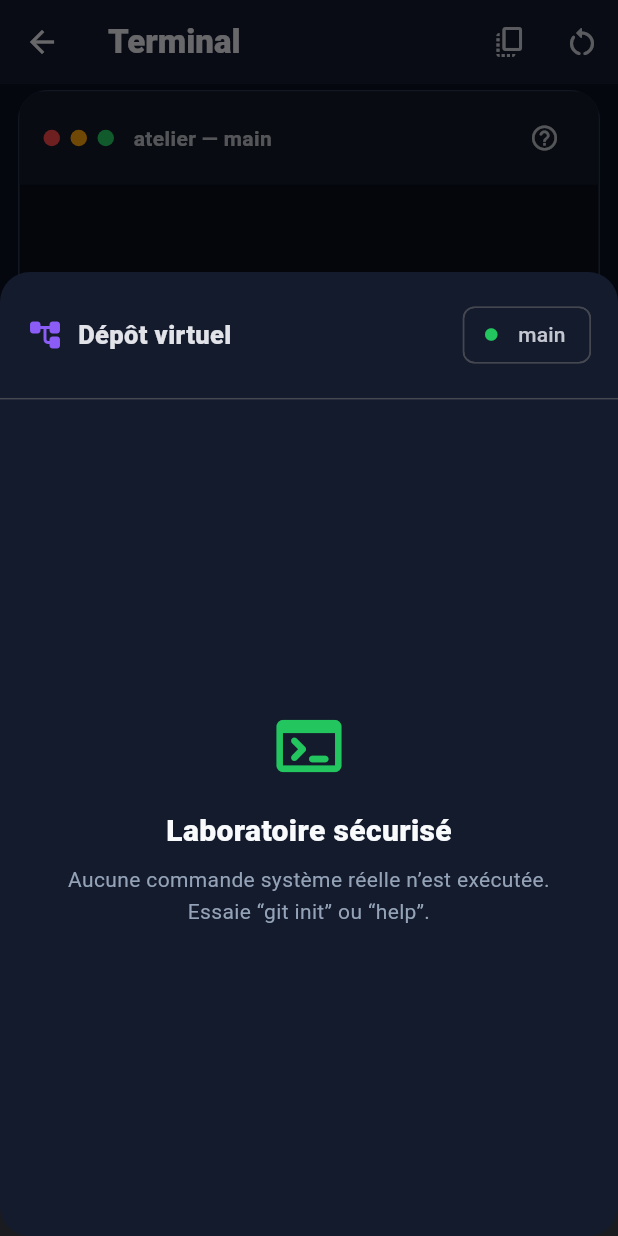
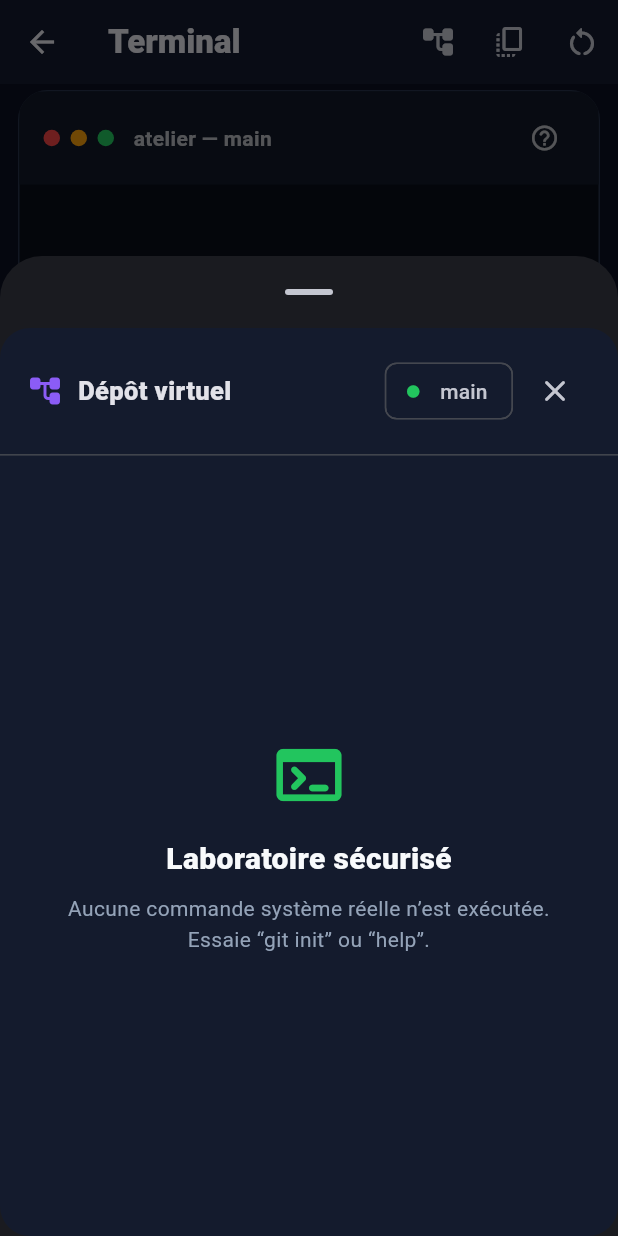
Before and after one commit to stephaneG-frep/GitQuest, a Flutter app: the HomeShell screen opened directly, item 3 of the bottom bar chosen, after a tap on the "account tree" icon, on a phone screen of 412 x 824 dp. Run offline on Flutter 3.47's test engine with Material 3 defaults, Android fonts, the phone set to English and light mode, and no system bars; our stand-ins replace share_plus, shared_preferences; missing offline and left inert: file_selector; accounts and stored records are empty.

Commit message:
correction du terminal

```diff
--- a/lib/features/terminal/presentation/terminal_screen.dart
+++ b/lib/features/terminal/presentation/terminal_screen.dart
@@ -97,6 +97,12 @@ class _TerminalScreenState extends State<TerminalScreen> {
       title: widget.embeddedMissionTitle ?? 'Terminal',
       hideAppBarWithKeyboard: true,
       actions: [
+        if (!wide)
+          IconButton(
+            tooltip: 'Voir le dépôt',
+            onPressed: () => _showRepository(repository),
+            icon: const Icon(Icons.account_tree_rounded),
+          ),
         IconButton(
           tooltip: 'Copier la session',
           onPressed: () {
@@ -123,32 +129,6 @@ class _TerminalScreenState extends State<TerminalScreen> {
           icon: const Icon(Icons.restart_alt_rounded),
         ),
       ],
-      floatingActionButton: wide
-          ? null
-          : FloatingActionButton.small(
-              tooltip: 'Voir le dépôt',
-              onPressed: () => showModalBottomSheet<void>(
-                context: context,
-                isScrollControlled: true,
-                builder: (_) => StatefulBuilder(
-                  builder: (context, setSheetState) => FractionallySizedBox(
-                    heightFactor: .78,
-                    child: RepositoryPanel(
-                      repository: repository,
-                      onCommand: (command) {
-                        _runPreset(command);
-                        setSheetState(() {});
-                      },
-                      onEditConflict: (conflict) async {
-                        await _editConflict(conflict);
-                        setSheetState(() {});
-                      },
-                    ),
-                  ),
-                ),
-              ),
-              child: const Icon(Icons.account_tree_rounded),
-            ),
       child: Padding(
         padding: const EdgeInsets.fromLTRB(12, 4, 12, 12),
         child: wide
@@ -361,6 +341,33 @@ class _TerminalScreenState extends State<TerminalScreen> {
     execute();
   }
 
+  Future<void> _showRepository(VirtualRepository repository) async {
+    await showModalBottomSheet<void>(
+      context: context,
+      isScrollControlled: true,
+      useSafeArea: true,
+      showDragHandle: true,
+      builder: (sheetContext) => StatefulBuilder(
+        builder: (context, setSheetState) => FractionallySizedBox(
+          heightFactor: .78,
+          child: RepositoryPanel(
+            repository: repository,
+            onClose: () => Navigator.pop(sheetContext),
+            onCommand: (command) {
+              _runPreset(command);
+              setSheetState(() {});
+            },
+            onEditConflict: (conflict) async {
+              await _editConflict(conflict);
+              setSheetState(() {});
+            },
+          ),
+        ),
+      ),
+    );
+    if (mounted) focusNode.requestFocus();
+  }
+
   Future<void> _editConflict(MergeConflict conflict) async {
     final controller = TextEditingController(
       text: AppScope.of(context).repository.files[conflict.path]?.content ?? '',
@@ -521,11 +528,13 @@ class RepositoryPanel extends StatelessWidget {
     required this.repository,
     this.onCommand,
     this.onEditConflict,
+    this.onClose,
     super.key,
   });
   final VirtualRepository repository;
   final ValueChanged<String>? onCommand;
   final Future<void> Function(MergeConflict)? onEditConflict;
+  final VoidCallback? onClose;
   @override
   Widget build(BuildContext context) => Container(
     decoration: BoxDecoration(
@@ -555,6 +564,14 @@ class RepositoryPanel extends StatelessWidget {
                 ),
                 label: Text(repository.currentBranch),
               ),
+              if (onClose != null) ...[
+                const SizedBox(width: 4),
+                IconButton(
+                  tooltip: 'Fermer le dépôt',
+                  onPressed: onClose,
+                  icon: const Icon(Icons.close_rounded),
+                ),
+              ],
             ],
           ),
         ),
```
Also changed, not shown: 2 other files.
